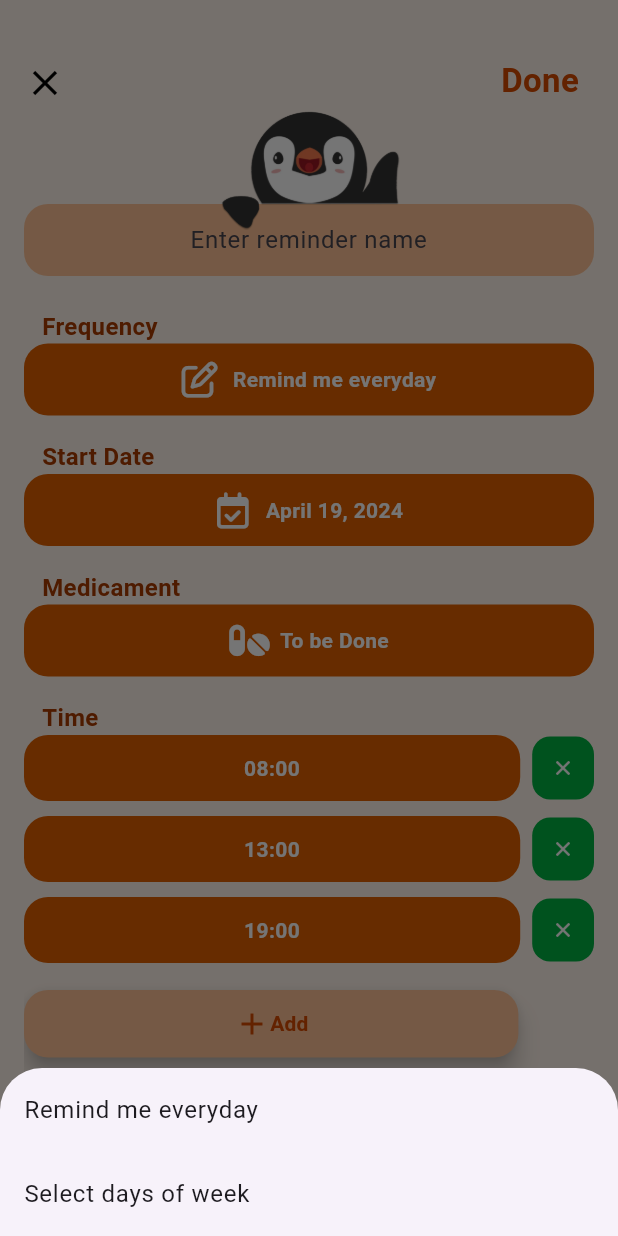
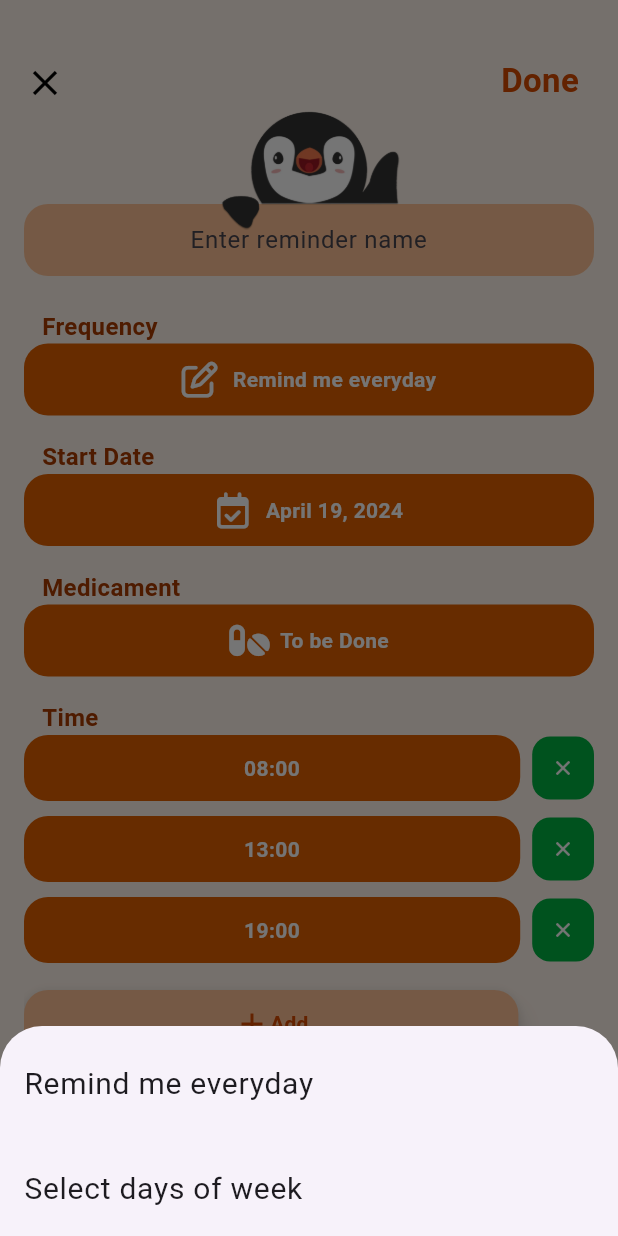
Before and after one commit to YZ1GO/L.EIC017_ES_PRJ, a Flutter app: the AddReminderPage screen opened directly with empty values, after a tap on "Remind me everyday", on a phone screen of 412 x 824 dp. Run offline on Flutter 3.47's test engine with Material 3 defaults, Android fonts, the phone set to English and light mode, and no system bars; our stand-ins replace firebase_core, firebase_database, flutter_local_notifications, font_awesome_flutter, permission_handler, shared_preferences and 1 more; accounts and stored records are empty.

Commit message:
changed selecting frequency aesthetics

```diff
--- a/app/lib/screens/add_reminder_screen.dart
+++ b/app/lib/screens/add_reminder_screen.dart
@@ -515,7 +515,6 @@ class _AddReminderPageState extends State<AddReminderPage> {
     Navigator.pop(context);
   }
 
-
   void _showFrequencyBottomSheet(BuildContext context) {
     showModalBottomSheet(
       context: context,
@@ -523,8 +522,18 @@ class _AddReminderPageState extends State<AddReminderPage> {
         return Column(
           mainAxisSize: MainAxisSize.min,
           children: <Widget>[
-            ListTile(
-              title: Text('Remind me everyday'),
+            SizedBox(
+              height: 70,
+              child: ListTile(
+                title: const Padding(
+                  padding: EdgeInsets.only(top: 15.0),
+                  child: Text(
+                    'Remind me everyday',
+                    style: TextStyle(
+                       fontSize: 20,
+                    ),
+                  ),
+                ),
                 onTap: () {
                   setState(() {
                     _everyDay = true;
@@ -533,18 +542,31 @@ class _AddReminderPageState extends State<AddReminderPage> {
                   Navigator.pop(context);
                 },
               ),
-            ListTile(
-              title: const Text('Select days of week'),
+            ),
+            SizedBox(
+              height: 70,
+              child: ListTile(
+                title: const Padding(
+                  padding: EdgeInsets.only(top: 15.0),
+                  child: Text(
+                    'Select days of week',
+                    style: TextStyle(
+                      fontSize: 20,
+                    ),
+                  ),
+                ),
                 onTap: () {
                   _everyDay = false;
                   _showDaysOfWeekBottomSheet(context);
                 },
+              ),
             ),
           ],
         );
       },
     );
   }
+
 
   void _showDaysOfWeekBottomSheet(BuildContext context) {
     showModalBottomSheet(
```
Lines whose indentation alone changed are shown as unchanged.
